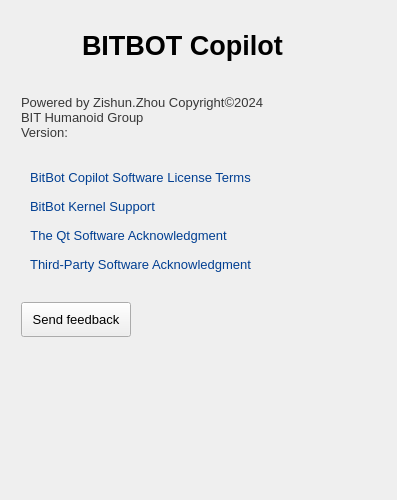
ZzzzzzS/BitbotCopilot, file UI/AboutPage.ui: the form before one commit.
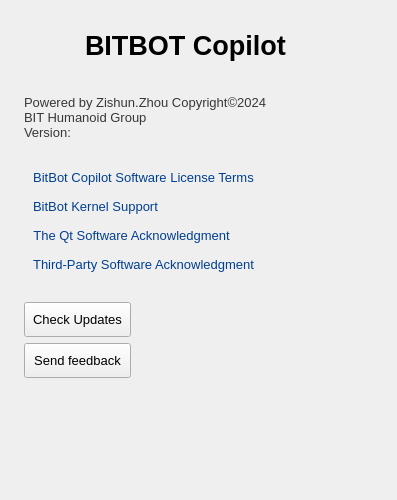
The form after the commit. Icons and pictures are not drawn. Custom widgets are drawn as their Qt base class.

Diff of the .ui file:
```diff
--- a/UI/AboutPage.ui
+++ b/UI/AboutPage.ui
@@ -35,7 +35,7 @@
        </property>
        <property name="sizeHint" stdset="0">
         <size>
-         <width>10</width>
+         <width>13</width>
          <height>20</height>
         </size>
        </property>
@@ -116,7 +116,6 @@
               <font>
                <family>Segoe UI</family>
                <pointsize>20</pointsize>
-               <weight>75</weight>
                <bold>true</bold>
               </font>
              </property>
@@ -923,22 +922,98 @@
            </property>
           </spacer>
          </item>
+         <item>
+          <layout class="QHBoxLayout" name="horizontalLayout_8">
+           <item>
+            <widget class="ElaPushButton" name="UpdatesButton">
+             <property name="sizePolicy">
+              <sizepolicy hsizetype="Fixed" vsizetype="Fixed">
+               <horstretch>0</horstretch>
+               <verstretch>0</verstretch>
+              </sizepolicy>
+             </property>
+             <property name="minimumSize">
+              <size>
+               <width>107</width>
+               <height>35</height>
+              </size>
+             </property>
+             <property name="maximumSize">
+              <size>
+               <width>107</width>
+               <height>16777215</height>
+              </size>
+             </property>
+             <property name="font">
+              <font>
+               <family>Segoe UI</family>
+               <pointsize>10</pointsize>
+              </font>
+             </property>
+             <property name="text">
+              <string>Check Updates</string>
+             </property>
+            </widget>
+           </item>
+           <item>
+            <widget class="SimpleInfinateLoadingWidget" name="UpdateLoadingWidget" native="true">
+             <property name="sizePolicy">
+              <sizepolicy hsizetype="Fixed" vsizetype="Fixed">
+               <horstretch>0</horstretch>
+               <verstretch>0</verstretch>
+              </sizepolicy>
+             </property>
+             <property name="minimumSize">
+              <size>
+               <width>35</width>
+               <height>35</height>
+              </size>
+             </property>
+             <property name="maximumSize">
+              <size>
+               <width>35</width>
+               <height>35</height>
+              </size>
+             </property>
+            </widget>
+           </item>
+           <item>
+            <spacer name="horizontalSpacer_13">
+             <property name="orientation">
+              <enum>Qt::Horizontal</enum>
+             </property>
+             <property name="sizeHint" stdset="0">
+              <size>
+               <width>40</width>
+               <height>20</height>
+              </size>
+             </property>
+            </spacer>
+           </item>
+          </layout>
+         </item>
          <item>
           <layout class="QHBoxLayout" name="horizontalLayout_4">
            <item>
             <widget class="ElaPushButton" name="FeedBackButton">
              <property name="sizePolicy">
-              <sizepolicy hsizetype="Minimum" vsizetype="Fixed">
+              <sizepolicy hsizetype="Fixed" vsizetype="Fixed">
                <horstretch>0</horstretch>
                <verstretch>0</verstretch>
               </sizepolicy>
              </property>
              <property name="minimumSize">
               <size>
-               <width>100</width>
+               <width>107</width>
                <height>35</height>
               </size>
              </property>
+             <property name="maximumSize">
+              <size>
+               <width>107</width>
+               <height>16777215</height>
+              </size>
+             </property>
              <property name="font">
               <font>
                <family>Segoe UI</family>
@@ -1010,6 +1085,12 @@
    <extends>QLabel</extends>
    <header>ElaText.h</header>
   </customwidget>
+  <customwidget>
+   <class>SimpleInfinateLoadingWidget</class>
+   <extends>QWidget</extends>
+   <header>UI/widget/FluentLoadingWidget.h</header>
+   <container>1</container>
+  </customwidget>
  </customwidgets>
  <resources>
   <include location="../Res/UI.qrc"/>
```
